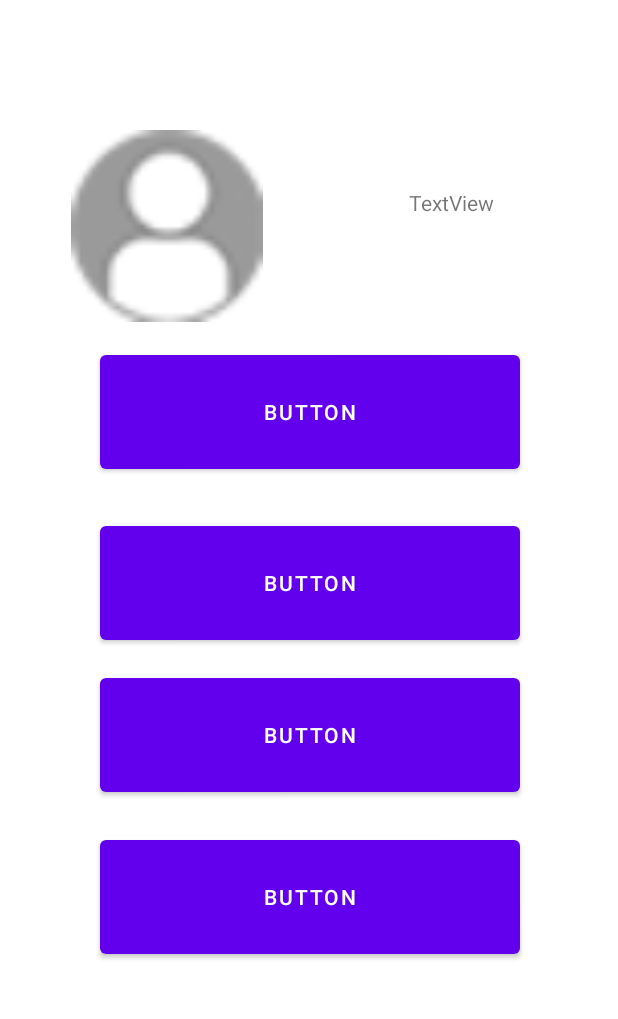
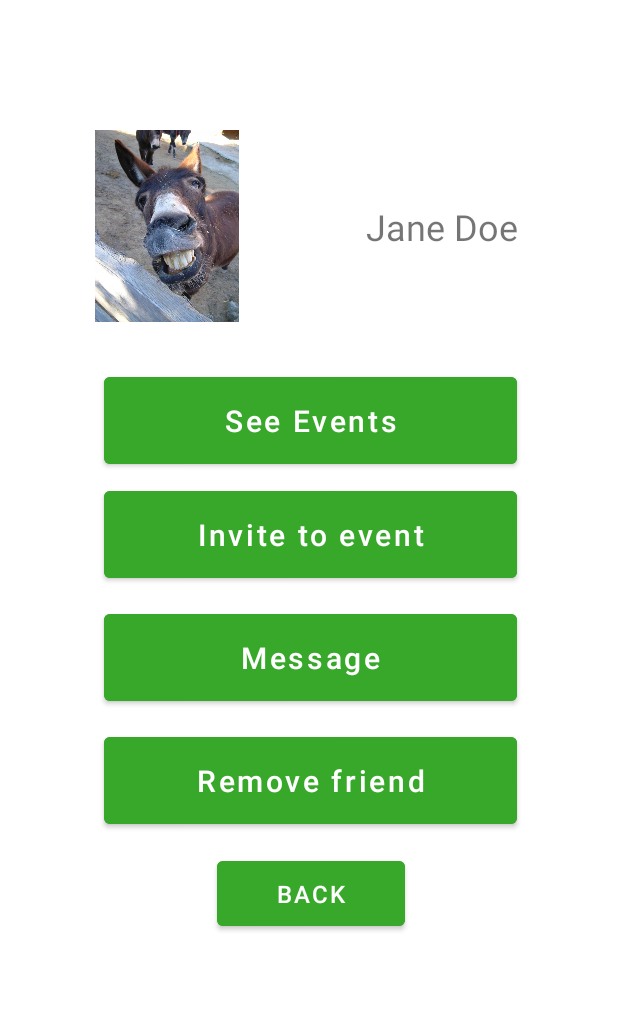
Before and after one commit to rnribeiro/Matching, an Android app: the FriendsActivity screen opened directly, with no data from a screen before it, after a tap on "Jane Doe", on a phone screen of 412 x 824 dp, the part 184-1203 px from its top. Run offline under Robolectric (Android 15) with nearby library versions, the phone set to English and light mode, and no system bars.

Commit message:
Standardize design across application

```diff
--- a/app/src/main/java/com/example/matching/FriendsActivity.java
+++ b/app/src/main/java/com/example/matching/FriendsActivity.java
@@ -24,7 +24,6 @@ public class FriendsActivity extends AppCompatActivity {
 
         friendsListView = (ListView) findViewById(R.id.friendsListView);
 
-        friendsListView = (ListView) findViewById(R.id.friendsListView);
         FriendsAdapter adapter = new FriendsAdapter(getApplicationContext(), 0, friendsList);
         friendsListView.setAdapter(adapter);
 
@@ -38,16 +37,19 @@ public class FriendsActivity extends AppCompatActivity {
             }
         });
 
+
+
+
     }
 
     private void createUsers(){
-        User user1 = new User("Jon Doe", R.drawable.logo);
-        User user2 = new User("Jane Doe", R.drawable.logo);
-        User user3 = new User("Jack Knife", R.drawable.logo);
-        User user4 = new User("Jane Knife", R.drawable.logo);
-        User user5 = new User("Justin Bieber", R.drawable.logo);
-        User user6 = new User("Hanna Montana", R.drawable.logo);
-        User user7 = new User("Fredy Mercury", R.drawable.logo);
+        User user1 = new User("Jon Doe", R.drawable.dunkey);
+        User user2 = new User("Jane Doe", R.drawable.dunkey);
+        User user3 = new User("Jack Knife", R.drawable.dunkey);
+        User user4 = new User("Jane Knife", R.drawable.dunkey);
+        User user5 = new User("Justin Bieber", R.drawable.dunkey);
+        User user6 = new User("Hanna Montana", R.drawable.dunkey);
+        User user7 = new User("Fredy Mercury", R.drawable.dunkey);
 
     }
 }
--- a/app/src/main/java/com/example/matching/FriendsDetailActivity.java
+++ b/app/src/main/java/com/example/matching/FriendsDetailActivity.java
@@ -1,6 +1,8 @@
 package com.example.matching;
 
 import android.content.Intent;
+import android.view.View;
+import android.widget.Button;
 import android.widget.ImageView;
 import android.widget.TextView;
 import androidx.appcompat.app.AppCompatActivity;
@@ -8,13 +10,82 @@ import android.os.Bundle;
 
 public class FriendsDetailActivity extends AppCompatActivity {
     User selectedUser;
+
+    Button see_events_friend_detail_btn, invite_friend_detail_btn, message_friend_detail_btn, remove_friend_detail_btn, back_friend_detail_btn;
+
     @Override
     protected void onCreate(Bundle savedInstanceState) {
         super.onCreate(savedInstanceState);
         setContentView(R.layout.activity_friends_detail);
+        initializeButtons();
+        getSelectedUser();
+        setValues();
+        setOnClickListeners();
+    }
 
-       getSelectedUser();
-       setValues();
+    private void initializeButtons() {
+
+        see_events_friend_detail_btn = findViewById(R.id.see_events_friend_detail_btn);
+        invite_friend_detail_btn = findViewById(R.id.invite_friend_detail_btn);
+        message_friend_detail_btn = findViewById(R.id.message_friend_detail_btn);
+        remove_friend_detail_btn = findViewById(R.id.remove_friend_detail_btn);
+        back_friend_detail_btn = findViewById(R.id.back_friend_detail_btn);
+
+    }
+
+    private void setOnClickListeners() {
+
+        see_events_friend_detail_btn.setOnClickListener(new View.OnClickListener() {
+            @Override
+            public void onClick(View v) {
+                Intent see_friend_events_activity = new Intent(getApplicationContext(), FirendEvents.class);
+                see_friend_events_activity.addFlags(Intent.FLAG_ACTIVITY_NO_ANIMATION);
+                startActivity(see_friend_events_activity);
+                overridePendingTransition(0,0);
+            }
+        });
+
+        invite_friend_detail_btn.setOnClickListener(new View.OnClickListener() {
+            @Override
+            public void onClick(View v) {
+                Intent see_friend_events_activity = new Intent(getApplicationContext(), NoEvents.class);
+                see_friend_events_activity.addFlags(Intent.FLAG_ACTIVITY_NO_ANIMATION);
+                startActivity(see_friend_events_activity);
+                overridePendingTransition(0,0);
+            }
+        });
+
+        message_friend_detail_btn.setOnClickListener(new View.OnClickListener() {
+            @Override
+            public void onClick(View v) {
+                // TODO: 09/05/2022 maybe pop-up
+                Intent see_friend_events_activity = new Intent(getApplicationContext(), FunctionalityNotImplemented.class);
+                see_friend_events_activity.addFlags(Intent.FLAG_ACTIVITY_NO_ANIMATION);
+                startActivity(see_friend_events_activity);
+                overridePendingTransition(0,0);
+            }
+        });
+
+        remove_friend_detail_btn.setOnClickListener(new View.OnClickListener() {
+            @Override
+            public void onClick(View v) {
+
+                // TODO: 09/05/2022 maybe implement this
+
+                Intent see_friend_events_activity = new Intent(getApplicationContext(), FirendEvents.class);
+                see_friend_events_activity.addFlags(Intent.FLAG_ACTIVITY_NO_ANIMATION);
+                startActivity(see_friend_events_activity);
+                overridePendingTransition(0,0);
+            }
+        });
+
+        back_friend_detail_btn.setOnClickListener(new View.OnClickListener() {
+            @Override
+            public void onClick(View v) {
+
+                finish();
+            }
+        });
     }
 
     private void getSelectedUser() {
@@ -24,15 +95,10 @@ public class FriendsDetailActivity extends AppCompatActivity {
     }
 
     private void setValues() {
-//        TextView rent_dtl_field_name = (TextView) findViewById(R.id.rent_dtl_field_name);
-//        ImageView rent_dtl_field_image = (ImageView) findViewById(R.id.rent_dtl_field_image);
-//        TextView rent_dtl_time_text_view = findViewById(R.id.rent_dtl_time_text_view);
-//        TextView rent_dtl_location_text_view = findViewById(R.id.rent_dtl_location_text_view);
-//
-//
-//        rent_dtl_field_name.setText(selectedField.getName());
-//        rent_dtl_field_image.setImageResource(selectedField.getImage());
-//        rent_dtl_time_text_view.setText("Time: 18:00 - 19:00");
-//        rent_dtl_location_text_view.setText(selectedField.getLocation());
+        TextView friend_name_textview = (TextView) findViewById(R.id.friend_name_textview);
+        ImageView photo_friend_imageview = (ImageView) findViewById(R.id.photo_friend_imageview);
+
+        friend_name_textview.setText(selectedUser.getName());
+        photo_friend_imageview.setImageResource(selectedUser.getPhoto());
     }
 }
--- a/app/src/main/java/com/example/matching/LoginActivity.java
+++ b/app/src/main/java/com/example/matching/LoginActivity.java
@@ -35,5 +35,6 @@ public class LoginActivity extends AppCompatActivity {
                 overridePendingTransition(0,0);
             }
         });
+
     }
 }
--- a/app/src/main/java/com/example/matching/MainActivity.java
+++ b/app/src/main/java/com/example/matching/MainActivity.java
@@ -25,6 +25,8 @@ public class MainActivity extends AppCompatActivity {
             }
         });
 
+
+
     }
 
 }
--- a/app/src/main/res/layout/activity_find_detail.xml
+++ b/app/src/main/res/layout/activity_find_detail.xml
@@ -277,14 +277,16 @@
                 app:layout_constraintTop_toTopOf="parent"
                 app:layout_constraintStart_toStartOf="parent"
                 app:layout_constraintEnd_toEndOf="parent" app:layout_constraintBottom_toBottomOf="parent"
-                app:layout_constraintHorizontal_bias="0.136" app:layout_constraintVertical_bias="0.932"/>
+                app:layout_constraintHorizontal_bias="0.136" app:layout_constraintVertical_bias="0.932"
+                android:backgroundTint="#37A82A" android:textSize="16sp"/>
         <Button
                 android:text="Join"
                 android:layout_width="160dp"
                 android:layout_height="60dp" android:id="@+id/join_btn_dtl"
                 app:layout_constraintEnd_toEndOf="parent" app:layout_constraintStart_toStartOf="parent"
                 app:layout_constraintBottom_toBottomOf="parent" app:layout_constraintTop_toTopOf="parent"
-                app:layout_constraintHorizontal_bias="0.873" app:layout_constraintVertical_bias="0.932"/>
+                app:layout_constraintHorizontal_bias="0.873" app:layout_constraintVertical_bias="0.932"
+                android:backgroundTint="#37A82A" android:textSize="16sp"/>
     </androidx.constraintlayout.widget.ConstraintLayout>
 
 
--- a/app/src/main/res/layout/activity_friends_detail.xml
+++ b/app/src/main/res/layout/activity_friends_detail.xml
@@ -34,7 +34,7 @@ app:layout_constraintVertical_bias="0.023"/>
 
         <ImageView
                 android:layout_width="128dp"
-                android:layout_height="128dp" app:srcCompat="@drawable/user_icon" android:id="@+id/imageView"
+                android:layout_height="128dp" app:srcCompat="@drawable/user_icon" android:id="@+id/photo_friend_imageview"
                 app:layout_constraintEnd_toEndOf="parent"
                 app:layout_constraintStart_toStartOf="parent" app:layout_constraintTop_toTopOf="parent"
                 app:layout_constraintBottom_toBottomOf="parent" app:layout_constraintHorizontal_bias="0.171"
@@ -42,38 +42,71 @@ app:layout_constraintVertical_bias="0.023"/>
         <TextView
                 android:text="TextView"
                 android:layout_width="wrap_content"
-                android:layout_height="wrap_content" android:id="@+id/textView"
+                android:layout_height="wrap_content" android:id="@+id/friend_name_textview"
                 app:layout_constraintStart_toStartOf="parent" app:layout_constraintEnd_toEndOf="parent"
                 app:layout_constraintTop_toTopOf="parent" app:layout_constraintBottom_toBottomOf="parent"
-                app:layout_constraintHorizontal_bias="0.759" app:layout_constraintVertical_bias="0.125"/>
+                app:layout_constraintHorizontal_bias="0.776" app:layout_constraintVertical_bias="0.142"
+                android:textSize="24sp"/>
         <Button
-                android:text="Button"
-                android:layout_width="280dp"
-                android:layout_height="88dp" android:id="@+id/button"
-                app:layout_constraintEnd_toEndOf="parent" app:layout_constraintStart_toStartOf="parent"
-                app:layout_constraintBottom_toBottomOf="parent" app:layout_constraintTop_toTopOf="parent"
-                app:layout_constraintHorizontal_bias="0.496" app:layout_constraintVertical_bias="0.326"/>
+                android:text="See Events"
+                android:layout_width="275dp"
+                android:layout_height="70dp"
+                android:id="@+id/see_events_friend_detail_btn"
+                android:backgroundTint="#37A82A"
+                android:textSize="20sp"
+                app:layout_constraintTop_toTopOf="parent"
+                app:layout_constraintBottom_toBottomOf="parent"
+                app:layout_constraintEnd_toEndOf="parent"
+                app:layout_constraintStart_toStartOf="parent"
+                app:layout_constraintVertical_bias="0.33999997" android:capitalize="words" android:textAllCaps="false"/>
         <Button
-                android:text="Button"
-                android:layout_width="280dp"
-                android:layout_height="88dp" android:id="@+id/button2"
-                app:layout_constraintEnd_toEndOf="parent" app:layout_constraintStart_toStartOf="parent"
-                app:layout_constraintBottom_toBottomOf="parent" app:layout_constraintTop_toTopOf="parent"
-                app:layout_constraintHorizontal_bias="0.496" app:layout_constraintVertical_bias="0.527"/>
+                android:text="Invite to event"
+                android:layout_width="275dp"
+                android:layout_height="70dp"
+                android:id="@+id/invite_friend_detail_btn"
+                android:backgroundTint="#37A82A"
+                android:textSize="20sp"
+                app:layout_constraintTop_toTopOf="parent"
+                app:layout_constraintBottom_toBottomOf="parent"
+                app:layout_constraintEnd_toEndOf="parent"
+                app:layout_constraintStart_toStartOf="parent"
+                app:layout_constraintVertical_bias="0.47000003" android:capitalize="words" android:textAllCaps="false"/>
         <Button
-                android:text="Button"
-                android:layout_width="280dp"
-                android:layout_height="88dp" android:id="@+id/button3"
-                app:layout_constraintEnd_toEndOf="parent" app:layout_constraintStart_toStartOf="parent"
-                app:layout_constraintBottom_toBottomOf="parent" app:layout_constraintTop_toTopOf="parent"
-                app:layout_constraintHorizontal_bias="0.496" app:layout_constraintVertical_bias="0.705"/>
+                android:text="Message"
+                android:layout_width="275dp"
+                android:layout_height="70dp"
+                android:id="@+id/message_friend_detail_btn"
+                android:backgroundTint="#37A82A"
+                android:textSize="20sp"
+                app:layout_constraintTop_toTopOf="parent"
+                app:layout_constraintBottom_toBottomOf="parent"
+                app:layout_constraintEnd_toEndOf="parent"
+                app:layout_constraintStart_toStartOf="parent"
+                app:layout_constraintVertical_bias="0.61" android:capitalize="words" android:textAllCaps="false"/>
         <Button
-                android:text="Button"
-                android:layout_width="280dp"
-                android:layout_height="88dp" android:id="@+id/button4"
-                app:layout_constraintEnd_toEndOf="parent" app:layout_constraintStart_toStartOf="parent"
-                app:layout_constraintBottom_toBottomOf="parent" app:layout_constraintTop_toTopOf="parent"
-                app:layout_constraintHorizontal_bias="0.496" app:layout_constraintVertical_bias="0.895"/>
+                android:text="Remove friend"
+                android:layout_width="275dp"
+                android:layout_height="70dp"
+                android:id="@+id/remove_friend_detail_btn"
+                android:backgroundTint="#37A82A"
+                android:textSize="20sp"
+                app:layout_constraintTop_toTopOf="parent"
+                app:layout_constraintBottom_toBottomOf="parent"
+                app:layout_constraintEnd_toEndOf="parent"
+                app:layout_constraintStart_toStartOf="parent"
+                app:layout_constraintVertical_bias="0.75" android:capitalize="words" android:textAllCaps="false"/>
+        <Button
+                android:text="Back"
+                android:layout_width="125dp"
+                android:layout_height="55dp"
+                android:id="@+id/back_friend_detail_btn"
+                android:backgroundTint="#37A82A"
+                android:textSize="16sp"
+                app:layout_constraintTop_toTopOf="parent"
+                app:layout_constraintBottom_toBottomOf="parent"
+                app:layout_constraintEnd_toEndOf="parent"
+                app:layout_constraintStart_toStartOf="parent"
+                app:layout_constraintVertical_bias="0.87" android:capitalize="words" android:textAllCaps="true"/>
     </androidx.constraintlayout.widget.ConstraintLayout>
 
 
--- a/app/src/main/res/layout/activity_functionality_not_implemented.xml
+++ b/app/src/main/res/layout/activity_functionality_not_implemented.xml
@@ -63,8 +63,8 @@
 
     <Button
             android:text="Close"
-            android:layout_width="wrap_content"
-            android:layout_height="wrap_content"
+            android:layout_width="125dp"
+            android:layout_height="55dp"
             android:id="@+id/button5"
             app:layout_constraintTop_toTopOf="parent"
             app:layout_constraintBottom_toBottomOf="parent"
@@ -72,6 +72,6 @@
             app:layout_constraintStart_toStartOf="parent"
             app:layout_constraintHorizontal_bias="0.498"
             app:layout_constraintVertical_bias="0.877"
-            android:backgroundTint="#37A82A"/>
+            android:backgroundTint="#37A82A" android:textSize="16sp"/>
 
 </androidx.constraintlayout.widget.ConstraintLayout>
--- a/app/src/main/res/layout/activity_login.xml
+++ b/app/src/main/res/layout/activity_login.xml
@@ -11,11 +11,11 @@
             android:layout_height="82dp" app:srcCompat="@drawable/logo" android:id="@+id/logo_img"
             app:layout_constraintTop_toTopOf="parent"
             app:layout_constraintBottom_toBottomOf="parent" app:layout_constraintEnd_toEndOf="parent"
-            app:layout_constraintStart_toStartOf="parent" app:layout_constraintVertical_bias="0.124"/>
+            app:layout_constraintStart_toStartOf="parent" app:layout_constraintVertical_bias="0.19"/>
     <Button
             android:text="Login"
             android:layout_width="190dp"
-            android:layout_height="55dp" android:id="@+id/do_login_btn"
+            android:layout_height="60dp" android:id="@+id/do_login_btn"
             app:layout_constraintBottom_toBottomOf="parent"
             app:layout_constraintEnd_toEndOf="parent" android:textAlignment="center"
             android:gravity="center|center_horizontal"
--- a/app/src/main/res/layout/activity_rent_detail.xml
+++ b/app/src/main/res/layout/activity_rent_detail.xml
@@ -276,14 +276,16 @@
                 app:layout_constraintTop_toTopOf="parent"
                 app:layout_constraintStart_toStartOf="parent"
                 app:layout_constraintEnd_toEndOf="parent" app:layout_constraintBottom_toBottomOf="parent"
-                app:layout_constraintHorizontal_bias="0.136" app:layout_constraintVertical_bias="0.932"/>
+                app:layout_constraintHorizontal_bias="0.136" app:layout_constraintVertical_bias="0.932"
+                android:backgroundTint="#37A82A"/>
         <Button
                 android:text="Rent"
                 android:layout_width="160dp"
                 android:layout_height="60dp" android:id="@+id/rent_btn_dtl"
                 app:layout_constraintEnd_toEndOf="parent" app:layout_constraintStart_toStartOf="parent"
                 app:layout_constraintBottom_toBottomOf="parent" app:layout_constraintTop_toTopOf="parent"
-                app:layout_constraintHorizontal_bias="0.873" app:layout_constraintVertical_bias="0.932"/>
+                app:layout_constraintHorizontal_bias="0.873" app:layout_constraintVertical_bias="0.932"
+                android:backgroundTint="#37A82A"/>
     </androidx.constraintlayout.widget.ConstraintLayout>
 
 
--- a/app/src/main/res/layout/friend_cell.xml
+++ b/app/src/main/res/layout/friend_cell.xml
@@ -13,7 +13,7 @@
             android:id="@+id/cell_friend_name"
             android:gravity="center_vertical"
             android:text="Friend Name"
-            android:textSize="20dp"
+            android:textSize="20sp"
             app:layout_constraintBottom_toBottomOf="parent"
             app:layout_constraintTop_toTopOf="parent" app:layout_constraintStart_toStartOf="parent"
             app:layout_constraintEnd_toEndOf="parent" app:layout_constraintHorizontal_bias="0.783"
@@ -25,7 +25,7 @@
             app:layout_constraintEnd_toEndOf="parent"
             app:layout_constraintStart_toStartOf="parent"
             app:layout_constraintBottom_toBottomOf="parent" app:layout_constraintTop_toTopOf="parent"
-            app:layout_constraintHorizontal_bias="0.113" app:layout_constraintVertical_bias="0.428"
+            app:layout_constraintHorizontal_bias="0.113"
             app:srcCompat="@drawable/logo"/>
 
 </androidx.constraintlayout.widget.ConstraintLayout>
```
Also changed, not shown: app/src/main/java/com/example/matching/FirendEvents.java (+10 -0 lines), app/src/main/java/com/example/matching/NoEvents.java (+36 -2 lines), app/src/main/java/com/example/matching/Successful.java (+28 -0 lines), app/src/main/res/layout/activity_firend_events.xml (+6 -6 lines), app/src/main/res/layout/activity_friends.xml (+12 -3 lines), app/src/main/res/layout/activity_match.xml (+4 -4 lines), app/src/main/res/layout/activity_no_events.xml (+13 -14 lines), app/src/main/res/layout/activity_pay_using.xml (+11 -10 lines), app/src/main/res/layout/activity_successful.xml (+6 -6 lines), app/src/main/res/drawable/dunkey.png (added).
